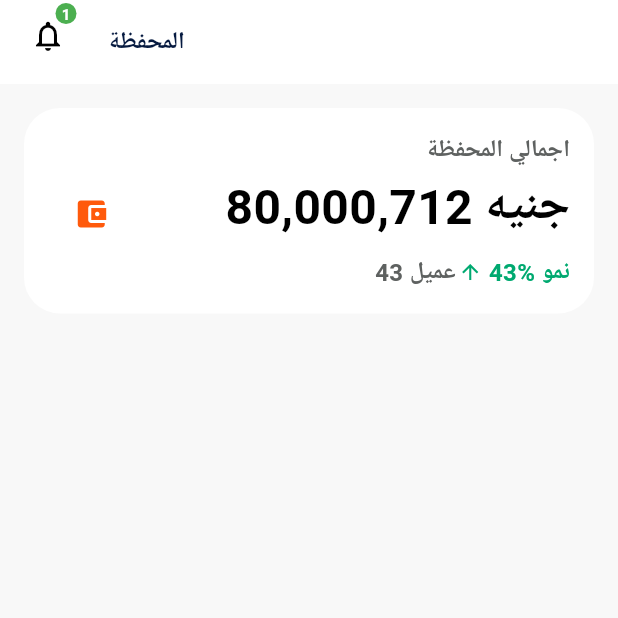
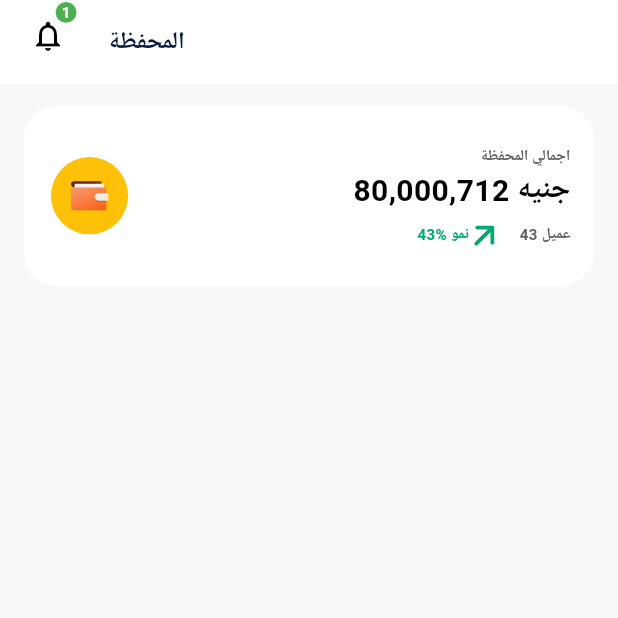
Before and after one commit to bassant56/halan_app, a Flutter app: the screen it shows after launch, on a phone screen of 412 x 824 dp, the top half of it. Run offline on Flutter 3.47's test engine with Material 3 defaults, Android fonts, the phone set to English and light mode, and no system bars; our stand-ins replace device_preview, flutter_screenutil, flutter_svg.

Commit message:
version2

```diff
--- a/lib/main.dart
+++ b/lib/main.dart
@@ -1,7 +1,8 @@
 import 'package:flutter/foundation.dart';
 import 'package:flutter/material.dart';
 import 'package:device_preview/device_preview.dart';
-import 'package:halan_app/modules/wallet_header/wallet_header_ui/wallet_header.dart';
+import 'package:flutter_screenutil/flutter_screenutil.dart';
+import 'package:halan_app/modules/wallet_screen/wallet_screen_ui/wallet_screen.dart';
 
 void main() {
   runApp(
@@ -14,10 +15,15 @@ class MyApp extends StatelessWidget {
 
   @override
   Widget build(BuildContext context) {
-    return MaterialApp(
-      debugShowCheckedModeBanner: false,
-      builder: DevicePreview.appBuilder,
-      home: WalletHeader(),
+    return ScreenUtilInit(
+      designSize: const Size(414, 896),
+      minTextAdapt: true,
+      // splitScreenMode: true,
+      child: MaterialApp(
+        debugShowCheckedModeBanner: false,
+        builder: DevicePreview.appBuilder,
+        home: WalletScreen(),
+      ),
     );
   }
 }
--- a/lib/modules/wallet_header/wallet_header_ui/wallet_header.dart
+++ /dev/null
@@ -1,149 +0,0 @@
-import 'package:flutter/material.dart';
-
-class WalletHeader extends StatefulWidget {
-  const WalletHeader({super.key});
-
-  @override
-  State<WalletHeader> createState() => _WalletHeaderState();
-}
-
-class _WalletHeaderState extends State<WalletHeader> {
-  @override
-  Widget build(BuildContext context) {
-    return Scaffold(
-      backgroundColor: const Color(0xfff8f8f8),
-      appBar: AppBar(
-        backgroundColor: Colors.white,
-        title: const Text(
-          'المحفظة',
-          style: TextStyle(
-            color: Color(0xff061A40),
-            fontWeight: FontWeight.w600,
-            fontSize: 16,
-          ),
-        ),
-        leading: Stack(
-          alignment: Alignment.topRight,
-          children: [
-            IconButton(
-              icon: const Icon(Icons.notifications_none, color: Colors.black),
-              onPressed: () {},
-            ),
-            Positioned(
-              right: 5,
-              top: 1,
-              child: Container(
-                width: 14,
-                height: 16,
-                decoration: BoxDecoration(
-                  color: Colors.green,
-                  shape: BoxShape.circle,
-                ),
-                child: const Center(
-                  child: Text(
-                    '1',
-                    style: TextStyle(
-                      color: Colors.white,
-                      fontSize: 10,
-                      fontWeight: FontWeight.bold,
-                    ),
-                  ),
-                ),
-              ),
-            ),
-          ],
-        ),
-      ),
-      body: Padding(
-        padding: const EdgeInsets.all(16.0),
-        child: Container(
-          width: double.infinity,
-          padding: const EdgeInsets.all(16),
-          decoration: BoxDecoration(
-            color: Colors.white,
-            borderRadius: BorderRadius.circular(24),
-          ),
-          child: Row(
-            children: [
-              Padding(
-                padding: const EdgeInsets.all(16),
-                child: Container(
-                  decoration: const BoxDecoration(
-                    shape: BoxShape.circle,
-                    color: Color(0xffFFFFFF),
-                  ),
-                  child: SizedBox(
-                    width: 25.695703506469727,
-                    height: 19.109939575195312,
-                    child: const Icon(
-                      Icons.account_balance_wallet,
-                      color: Color(0xffFF5A0C),
-                    ),
-                  ),
-                ),
-              ),
-              const SizedBox(width: 16),
-              Expanded(
-                child: Column(
-                  crossAxisAlignment: CrossAxisAlignment.end,
-                  mainAxisSize: MainAxisSize.min,
-                  children: [
-                    const Text(
-                      'اجمالي المحفظة',
-                      style: TextStyle(
-                        color: Color(0xff5E6160),
-                        fontSize: 16,
-                        fontWeight: FontWeight.w600,
-                      ),
-                    ),
-                    const SizedBox(height: 2),
-                    const Text(
-                      '80,000,712 جنيه',
-                      style: TextStyle(
-                        fontSize: 32,
-                        fontWeight: FontWeight.w700,
-                        color: Colors.black,
-                      ),
-                    ),
-                    const SizedBox(height: 8),
-                    Row(
-                      mainAxisAlignment: MainAxisAlignment.end,
-                      children: const [
-                        Text(
-                          '43 عميل',
-                          style: TextStyle(
-                            fontSize: 16,
-                            color: Color(0xff5E6160),
-                            fontWeight: FontWeight.w600,
-                          ),
-                        ),
-                        SizedBox(width: 2),
-                        SizedBox(
-                          child: Icon(
-                            Icons.arrow_upward,
-                            color: Color(0xff00A970),
-                            size: 16,
-                          ),
-                          width: 16,
-                          height: 16,
-                        ),
-                        Text(
-                          ' 43% نمو',
-                          style: TextStyle(
-                            fontSize: 16,
-                            color: Color(0xff00A970),
-                            fontWeight: FontWeight.w600,
-                          ),
-                        ),
-                      ],
-                    ),
-                  ],
-                ),
-              ),
-            ],
-          ),
-        ),
-      ),
-    );
-  }
-}
--- /dev/null
+++ b/lib/modules/wallet_screen/wallet_screen_ui/wallet_screen.dart
@@ -0,0 +1,65 @@
+import 'package:flutter/material.dart';
+import 'package:flutter_screenutil/flutter_screenutil.dart';
+import 'package:halan_app/modules/wallet_screen/wallet_screen_ui/widgits/wallet_header.dart';
+
+class WalletScreen extends StatefulWidget {
+  const WalletScreen({super.key});
+
+  @override
+  State<WalletScreen> createState() => _WalletScreenState();
+}
+
+class _WalletScreenState extends State<WalletScreen> {
+  @override
+  Widget build(BuildContext context) {
+    return Scaffold(
+      backgroundColor: const Color(0xfff8f8f8),
+      appBar: AppBar(
+        backgroundColor: Colors.white,
+        title: const Text(
+          'المحفظة',
+          style: TextStyle(
+            color: Color(0xff061A40),
+            fontWeight: FontWeight.w600,
+            fontSize: 16,
+          ),
+        ),
+        leading: Stack(
+          alignment: Alignment.topRight,
+          children: [
+            IconButton(
+              icon: const Icon(Icons.notifications_none, color: Colors.black),
+              onPressed: () {},
+            ),
+            Positioned(
+              right: 5.w,
+              top: 1.h,
+              child: Container(
+                width: 14.w,
+                height: 16.h,
+                decoration: BoxDecoration(
+                  color: Colors.green,
+                  shape: BoxShape.circle,
+                ),
+                child: const Center(
+                  child: Text(
+                    '1',
+                    style: TextStyle(
+                      color: Colors.white,
+                      fontSize: 10,
+                      fontWeight: FontWeight.bold,
+                    ),
+                  ),
+                ),
+              ),
+            ),
+          ],
+        ),
+      ),
+      body: Padding(
+        padding: EdgeInsets.symmetric(horizontal: 16.w, vertical: 16.h),
+        child: Column(children: [WalletHeader()]),
+      ),
+    );
+  }
+}
--- /dev/null
+++ b/lib/modules/wallet_screen/wallet_screen_ui/widgits/products_gridview.dart
@@ -0,0 +1,10 @@
+import 'package:flutter/material.dart';
+
+class ProductsGridview extends StatelessWidget {
+  const ProductsGridview({super.key});
+
+  @override
+  Widget build(BuildContext context) {
+    return const Placeholder();
+  }
+}
--- /dev/null
+++ b/lib/modules/wallet_screen/wallet_screen_ui/widgits/wallet_header.dart
@@ -0,0 +1,99 @@
+import 'package:flutter/material.dart';
+import 'package:flutter_screenutil/flutter_screenutil.dart';
+import 'package:flutter_svg/flutter_svg.dart';
+
+class WalletHeader extends StatelessWidget {
+  const WalletHeader({super.key});
+
+  @override
+  Widget build(BuildContext context) {
+    return Container(
+      width: double.infinity,
+      height: 130.h,
+      padding: EdgeInsets.symmetric(horizontal: 16.w, vertical: 16.h),
+      decoration: BoxDecoration(
+        color: Colors.white,
+        borderRadius: BorderRadius.circular(24.r),
+      ),
+      child: Row(
+        children: [
+          Container(
+            decoration: BoxDecoration(
+              color: Colors.amber,
+              shape: BoxShape.circle,
+            ),
+            width: 56.w,
+            height: 56.h,
+            child: Padding(
+              padding: EdgeInsets.symmetric(horizontal: 12.w, vertical: 12.h),
+              child: SvgPicture.asset(
+                'assets/Wallet_LO.svg',
+                width: 32.w,
+                height: 32.h,
+              ),
+            ),
+          ),
+          SizedBox(width: 16.w),
+          Expanded(
+            child: Column(
+              crossAxisAlignment: CrossAxisAlignment.end,
+              mainAxisSize: MainAxisSize.min,
+              children: [
+                Text(
+                  'اجمالي المحفظة',
+                  style: TextStyle(
+                    color: Color(0xff5E6160),
+                    fontSize: 10,
+                    fontWeight: FontWeight.w600,
+                  ),
+                ),
+
+                Text(
+                  '80,000,712 جنيه',
+                  style: TextStyle(
+                    fontSize: 20,
+                    fontWeight: FontWeight.w700,
+                    color: Colors.black,
+                  ),
+                ),
+                SizedBox(height: 8.h),
+                Row(
+                  mainAxisAlignment: MainAxisAlignment.end,
+                  children: [
+                    Text(
+                      ' 43% نمو',
+                      style: TextStyle(
+                        fontSize: 10,
+                        color: Color(0xff00A970),
+                        fontWeight: FontWeight.w600,
+                      ),
+                    ),
+                    SizedBox(width: 2.w),
+                    Container(
+                      width: 16.w,
+                      height: 16.h,
+                      child: SvgPicture.asset(
+                        'assets/Combined Shape.svg',
+                        width: 11.w,
+                        height: 12.h,
+                      ),
+                    ),
+                    VerticalDivider(color: Color(0xffB9BABA), width: 16.w),
+                    Text(
+                      '43 عميل',
+                      style: TextStyle(
+                        fontSize: 10,
+                        color: Color(0xff5E6160),
+                        fontWeight: FontWeight.w600,
+                      ),
+                    ),
+                  ],
+                ),
+              ],
+            ),
+          ),
+        ],
+      ),
+    );
+  }
+}
```
Also changed, not shown: pubspec.yaml (+7 -3 lines), assets/Combined Shape.svg (added), assets/Wallet_LO.svg (added), pubspec.lock.
